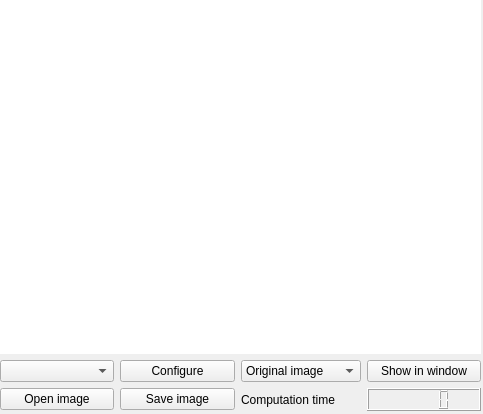
Old version of the form app/form/algorithmcontrolwidget.ui in the repository FormSeher/formseher.
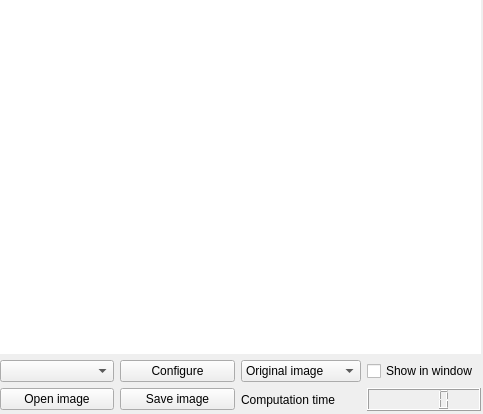
New version of the form.

Commit message: Now showing algorithm result in AlgorithmControlWidget and implemented different display modi.

Patch:
```diff
--- a/app/form/algorithmcontrolwidget.ui
+++ b/app/form/algorithmcontrolwidget.ui
@@ -474,13 +474,6 @@
     </item>
     <item>
      <layout class="QGridLayout" name="gridLayout">
-      <item row="3" column="3">
-       <widget class="QPushButton" name="pushButton_3">
-        <property name="text">
-         <string>Show in window</string>
-        </property>
-       </widget>
-      </item>
       <item row="3" column="1">
        <widget class="QPushButton" name="configureAlgorithm">
         <property name="text">
@@ -534,6 +527,13 @@
         </property>
        </widget>
       </item>
+      <item row="3" column="3">
+       <widget class="QCheckBox" name="showWindowCheckBox">
+        <property name="text">
+         <string>Show in window</string>
+        </property>
+       </widget>
+      </item>
      </layout>
     </item>
    </layout>
```
Left out of the diff: 2 changed lines with no effect on the pictures. The commit also changes 2 other files.
